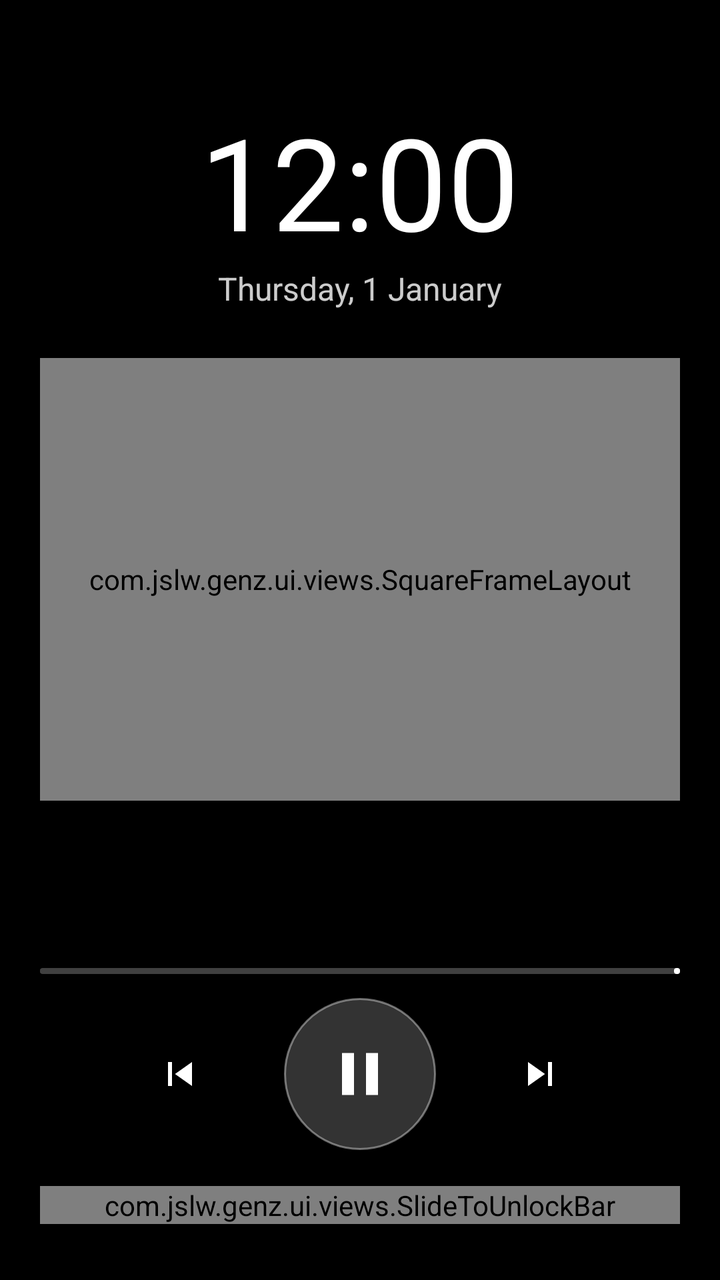
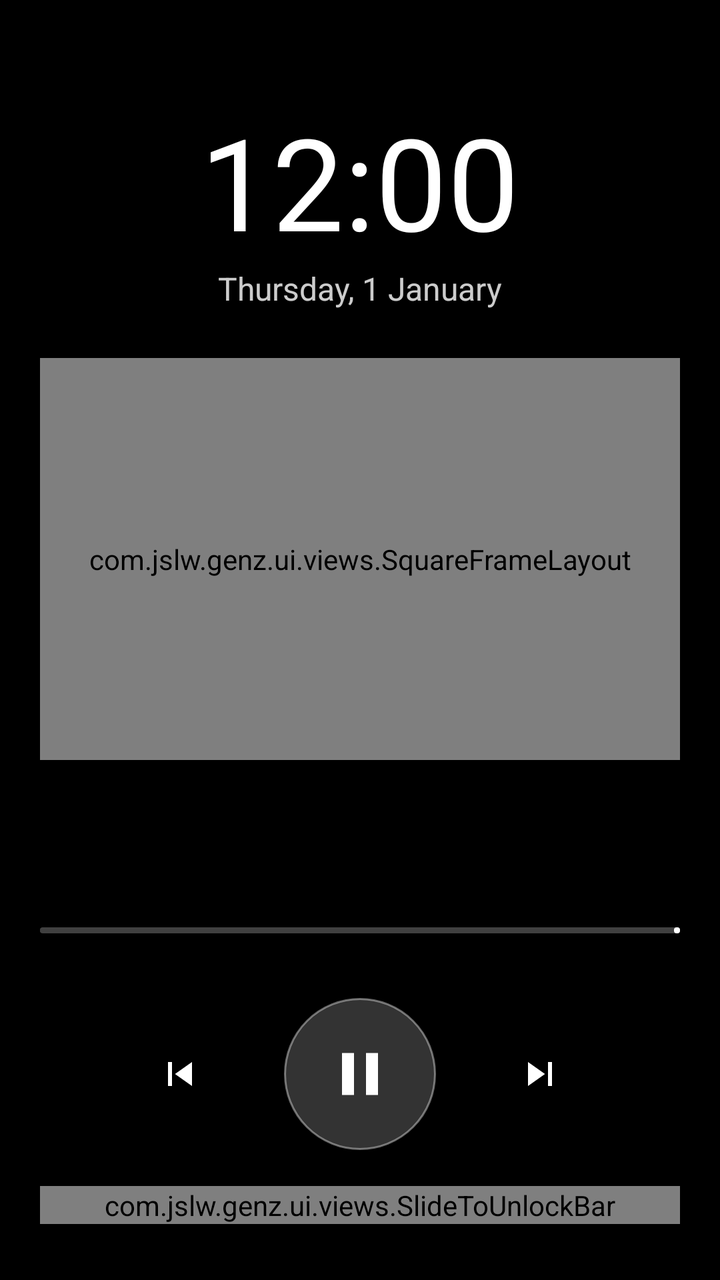

Compare the two renders of this Android layout. The source of the first and the diff that turns it into the second are given below.
<!-- AndroidManifest.xml: application theme Theme.GenZ.Dark -->
<!-- res/layout/activity_lock.xml -->
<?xml version="1.0" encoding="utf-8"?>
<FrameLayout xmlns:android="http://schemas.android.com/apk/res/android"
    xmlns:app="http://schemas.android.com/apk/res-auto"
    android:id="@+id/lockRoot"
    android:layout_width="match_parent"
    android:layout_height="match_parent"
    android:background="#FF000000">

    
    <ImageView
        android:id="@+id/lockBg"
        android:layout_width="match_parent"
        android:layout_height="match_parent"
        android:contentDescription="@null"
        android:scaleType="centerCrop" />

    <View
        android:layout_width="match_parent"
        android:layout_height="match_parent"
        android:background="#99000000" />

    <LinearLayout
        android:id="@+id/lockContent"
        android:layout_width="match_parent"
        android:layout_height="match_parent"
        android:gravity="center_horizontal"
        android:orientation="vertical"
        android:paddingStart="@dimen/np_side"
        android:paddingTop="48dp"
        android:paddingEnd="@dimen/np_side"
        android:paddingBottom="28dp">

        <TextClock
            android:id="@+id/lockClock"
            android:layout_width="wrap_content"
            android:layout_height="wrap_content"
            android:format12Hour="h:mm"
            android:format24Hour="HH:mm"
            android:textColor="#FFFFFFFF"
            android:textSize="64sp" />

        <TextClock
            android:id="@+id/lockDate"
            android:layout_width="wrap_content"
            android:layout_height="wrap_content"
            android:format12Hour="EEEE, d MMMM"
            android:format24Hour="EEEE, d MMMM"
            android:textColor="#CCFFFFFF"
            android:textSize="@dimen/text_16" />

        <com.jslw.genz.ui.views.ChargingDoodleView
            android:id="@+id/lockCharging"
            android:layout_width="wrap_content"
            android:layout_height="wrap_content"
            android:layout_marginTop="10dp"
            android:visibility="gone" />

        <com.jslw.genz.ui.views.SquareFrameLayout
            android:layout_width="match_parent"
            android:layout_height="0dp"
            android:layout_marginTop="24dp"
            android:layout_marginBottom="20dp"
            android:layout_weight="1"
            android:padding="12dp">

            <com.google.android.material.imageview.ShapeableImageView
                android:id="@+id/lockArt"
                android:layout_width="match_parent"
                android:layout_height="match_parent"
                android:scaleType="centerCrop"
                app:shapeAppearanceOverlay="@style/ShapeRoundedLarge" />

            <com.jslw.genz.ui.views.CoverEffectView
                android:id="@+id/lockCoverFx"
                android:layout_width="match_parent"
                android:layout_height="match_parent" />
        </com.jslw.genz.ui.views.SquareFrameLayout>

        <TextView
            android:id="@+id/lockTitle"
            android:layout_width="match_parent"
            android:layout_height="wrap_content"
            android:ellipsize="marquee"
            android:gravity="center"
            android:marqueeRepeatLimit="marquee_forever"
            android:singleLine="true"
            android:textColor="#FFFFFFFF"
            android:textSize="@dimen/text_22"
            android:textStyle="bold" />

        <TextView
            android:id="@+id/lockArtist"
            android:layout_width="match_parent"
            android:layout_height="wrap_content"
            android:ellipsize="end"
            android:gravity="center"
            android:maxLines="1"
            android:textColor="#CCFFFFFF"
            android:textSize="@dimen/text_15" />

        <com.google.android.material.progressindicator.LinearProgressIndicator
            android:id="@+id/lockProgress"
            android:layout_width="match_parent"
            android:layout_height="wrap_content"
            android:layout_marginTop="14dp"
            android:max="1000"
            app:indicatorColor="#FFFFFFFF"
            app:trackColor="#40FFFFFF"
            app:trackCornerRadius="2dp"
            app:trackThickness="3dp" />

        <LinearLayout
            android:layout_width="wrap_content"
            android:layout_height="wrap_content"
            android:layout_marginTop="12dp"
            android:gravity="center"
            android:orientation="horizontal">

            <ImageButton
                android:id="@+id/lockPrev"
                android:layout_width="@dimen/np_btn"
                android:layout_height="@dimen/np_btn"
                android:background="?attr/selectableItemBackgroundBorderless"
                android:contentDescription="Previous"
                android:src="@drawable/ic_prev" />

            <FrameLayout
                android:id="@+id/lockPlayWrap"
                android:layout_width="@dimen/play_btn"
                android:layout_height="@dimen/play_btn"
                android:layout_marginStart="24dp"
                android:layout_marginEnd="24dp"
                android:background="@drawable/lock_play_bg"
                android:clickable="true"
                android:focusable="true">

                <ImageView
                    android:id="@+id/lockPlay"
                    android:layout_width="match_parent"
                    android:layout_height="match_parent"
                    android:contentDescription="Play/Pause"
                    android:scaleType="center"
                    android:src="@drawable/ic_pause_large" />
            </FrameLayout>

            <ImageButton
                android:id="@+id/lockNext"
                android:layout_width="@dimen/np_btn"
                android:layout_height="@dimen/np_btn"
                android:background="?attr/selectableItemBackgroundBorderless"
                android:contentDescription="Next"
                android:src="@drawable/ic_next" />
        </LinearLayout>

        <com.jslw.genz.ui.views.SlideToUnlockBar
            android:id="@+id/lockSlide"
            android:layout_width="match_parent"
            android:layout_height="wrap_content"
            android:layout_marginTop="18dp" />
    </LinearLayout>
</FrameLayout>
<!-- resources referenced by this layout -->
<resources>
  <dimen name="np_btn">56dp</dimen>
  <dimen name="np_side">20dp</dimen>
  <dimen name="play_btn">76dp</dimen>
  <dimen name="text_15">15.0sp</dimen>
  <dimen name="text_16">16.0sp</dimen>
  <dimen name="text_22">22.0sp</dimen>
  <!-- drawable ic_next (drawable) -->
  <?xml version="1.0" encoding="utf-8"?>
  <vector xmlns:android="http://schemas.android.com/apk/res/android"
      android:width="24dp"
      android:height="24dp"
      android:viewportWidth="24"
      android:viewportHeight="24">
      <path
          android:fillColor="#FFFFFFFF"
          android:pathData="M6,18l8.5,-6L6,6v12zM16,6v12h2V6h-2z" />
  </vector>
  <!-- drawable ic_pause_large (drawable) -->
  <?xml version="1.0" encoding="utf-8"?>
  <vector xmlns:android="http://schemas.android.com/apk/res/android"
      android:width="36dp"
      android:height="36dp"
      android:viewportWidth="24"
      android:viewportHeight="24">
      <path
          android:fillColor="#FFFFFFFF"
          android:pathData="M6,19h4L10,5L6,5v14zM14,5v14h4L18,5h-4z" />
  </vector>
  <!-- drawable ic_prev (drawable) -->
  <?xml version="1.0" encoding="utf-8"?>
  <vector xmlns:android="http://schemas.android.com/apk/res/android"
      android:width="24dp"
      android:height="24dp"
      android:viewportWidth="24"
      android:viewportHeight="24">
      <path
          android:fillColor="#FFFFFFFF"
          android:pathData="M6,6h2v12L6,18zM9.5,12l8.5,6L18,6z" />
  </vector>
  <!-- drawable lock_play_bg (drawable) -->
  <?xml version="1.0" encoding="utf-8"?>
  <shape xmlns:android="http://schemas.android.com/apk/res/android"
      android:shape="oval">
      <solid android:color="#33FFFFFF" />
      <stroke
          android:width="1dp"
          android:color="#66FFFFFF" />
  </shape>
  <style name="ShapeRoundedLarge" parent="">
          <item name="cornerFamily">rounded</item>
          <item name="cornerSize">14dp</item>
      </style>
  <style name="Theme.GenZ.Dark" parent="Theme.Material3.Dark.NoActionBar">
          <item name="colorPrimary">@color/neutral_primary_dark</item>
          <item name="colorSecondary">@color/neutral_primary_dark</item>
          <item name="android:windowBackground">@color/black</item>
      </style>
  <color name="neutral_primary_dark">#B9A6FF</color>
  <color name="black">#FF000000</color>
</resources>

<!-- the commit's change to res/layout/activity_lock.xml (unified diff, before → after) -->
@@ -103,11 +103,21 @@
             android:layout_width="match_parent"
             android:layout_height="wrap_content"
             android:layout_marginTop="14dp"
-            android:max="1000"
+            android:max="10000"
             app:indicatorColor="#FFFFFFFF"
             app:trackColor="#40FFFFFF"
             app:trackCornerRadius="2dp"
             app:trackThickness="3dp" />
+
+        <TextView
+            android:id="@+id/lockTimes"
+            android:layout_width="wrap_content"
+            android:layout_height="wrap_content"
+            android:layout_gravity="center_horizontal"
+            android:layout_marginTop="4dp"
+            android:fontFeatureSettings="tnum"
+            android:textColor="#B3FFFFFF"
+            android:textSize="12sp" />
 
         <LinearLayout
             android:layout_width="wrap_content"
